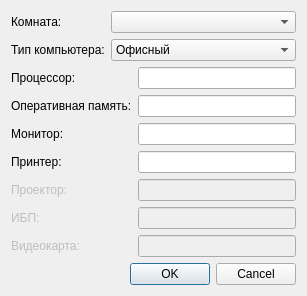
First picture: the form in newdialog.ui, repository chalexyur/sadb, before the edit.
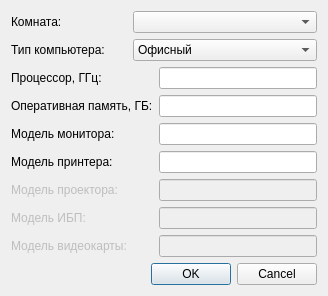
Second picture: the form after the edit.

```diff
--- a/newdialog.ui
+++ b/newdialog.ui
@@ -84,7 +84,7 @@
       <bool>true</bool>
      </property>
      <property name="text">
-      <string>Процессор:</string>
+      <string>Процессор, ГГц:</string>
      </property>
      <property name="buddy">
       <cstring>ui-&gt;lineEditCpu</cstring>
@@ -97,7 +97,7 @@
       <bool>true</bool>
      </property>
      <property name="inputMask">
-      <string/>
+      <string>99999</string>
      </property>
      <property name="text">
       <string/>
@@ -110,7 +110,7 @@
       <bool>true</bool>
      </property>
      <property name="text">
-      <string>Оперативная память:</string>
+      <string>Оперативная память, ГБ:</string>
      </property>
     </widget>
    </item>
@@ -120,7 +120,7 @@
       <bool>true</bool>
      </property>
      <property name="inputMask">
-      <string/>
+      <string>99999</string>
      </property>
      <property name="text">
       <string/>
@@ -133,7 +133,7 @@
       <bool>true</bool>
      </property>
      <property name="text">
-      <string>Монитор:</string>
+      <string>Модель монитора:</string>
      </property>
     </widget>
    </item>
@@ -153,7 +153,7 @@
       <bool>true</bool>
      </property>
      <property name="text">
-      <string>Принтер:</string>
+      <string>Модель принтера:</string>
      </property>
     </widget>
    </item>
@@ -173,7 +173,7 @@
       <bool>false</bool>
      </property>
      <property name="text">
-      <string>Проектор:</string>
+      <string>Модель проектора:</string>
      </property>
     </widget>
    </item>
@@ -190,7 +190,7 @@
       <bool>false</bool>
      </property>
      <property name="text">
-      <string>ИБП:</string>
+      <string>Модель ИБП:</string>
      </property>
     </widget>
    </item>
@@ -207,7 +207,7 @@
       <bool>false</bool>
      </property>
      <property name="text">
-      <string>Видеокарта:</string>
+      <string>Модель видеокарты:</string>
      </property>
     </widget>
    </item>
```
